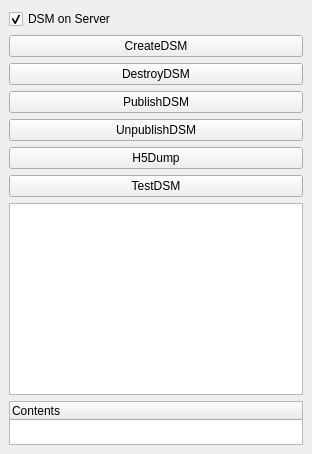
Before: the Qt Designer form pqDSMViewerPanel.ui in soumagne/icarus, drawn with Qt 5.
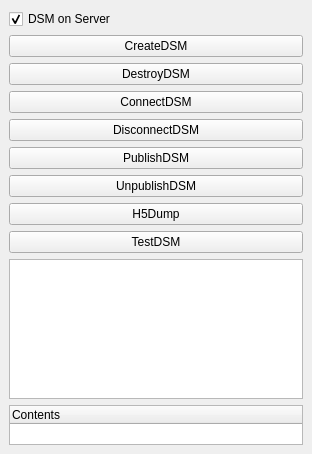
After: the same form once the commit is applied. Custom widgets are drawn as their Qt base class.

What changed in the file:
```diff
--- a/pqDSMViewerPanel.ui
+++ b/pqDSMViewerPanel.ui
@@ -46,6 +46,20 @@
       </property>
      </widget>
     </item>
+    <item>
+     <widget class="QPushButton" name="ConnectDSM" >
+      <property name="text" >
+       <string>ConnectDSM</string>
+      </property>
+     </widget>
+    </item>
+    <item>
+     <widget class="QPushButton" name="DisconnectDSM" >
+      <property name="text" >
+       <string>DisconnectDSM</string>
+      </property>
+     </widget>
+    </item>
     <item>
      <widget class="QPushButton" name="PublishDSM" >
       <property name="text" >
```
